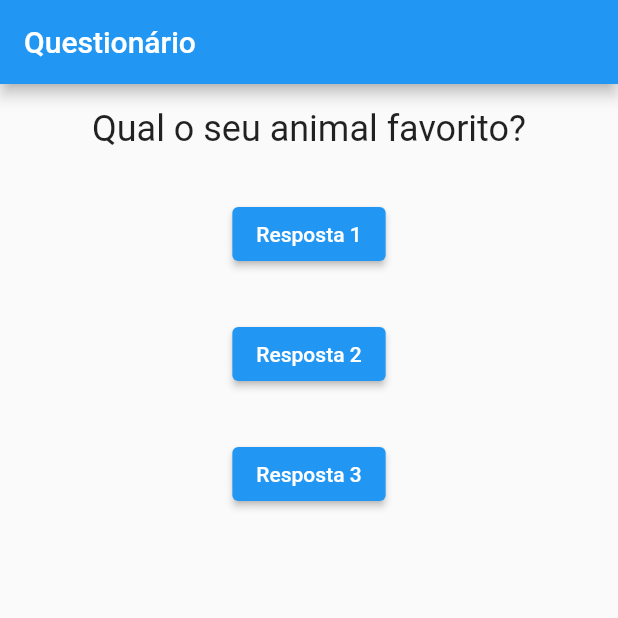
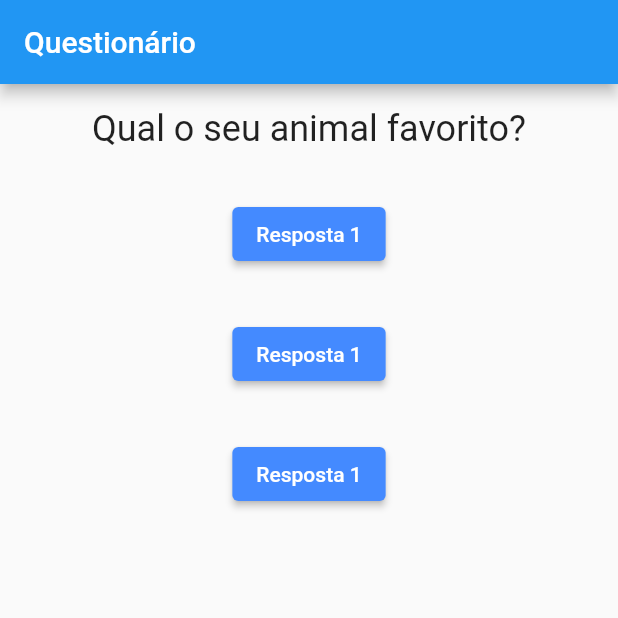
Before and after one commit to silveiraluisf/projeto_flutter_treino_4, a Flutter app: the screen it shows after launch, after a tap on "Resposta 1", on a phone screen of 412 x 824 dp, the top half of it. Run offline on Flutter 3.47's test engine with Material 2 defaults, Android fonts, the phone set to English and light mode, and no system bars.

Commit message:
criado wdget de answer separado

```diff
--- /dev/null
+++ b/lib/answer.dart
@@ -0,0 +1,17 @@
+import 'package:flutter/material.dart';
+
+class Answer extends StatelessWidget {
+  final Function selectHandler;
+  Answer(this.selectHandler);
+
+  @override
+  Widget build(BuildContext context) {
+    return ElevatedButton(
+      style: ButtonStyle(
+        backgroundColor: MaterialStateProperty.all(Colors.blueAccent),
+      ),
+      onPressed: selectHandler,
+      child: Text('Resposta 1'),
+    );
+  }
+}
--- a/lib/main.dart
+++ b/lib/main.dart
@@ -1,4 +1,5 @@
 import 'package:flutter/material.dart';
+import 'package:projeto_flutter_treino_4/answer.dart';
 import 'package:projeto_flutter_treino_4/question.dart';
 
 void main() => runApp(MyApp());
@@ -11,7 +12,7 @@ class MyApp extends StatefulWidget {
 class _MyAppState extends State<MyApp> {
   var _questionIndex = 0;
 
-  void answerQuestion() {
+  void _answerQuestion() {
     setState(() {
       _questionIndex = _questionIndex + 1;
     });
@@ -20,7 +21,20 @@ class _MyAppState extends State<MyApp> {
 
   @override
   Widget build(BuildContext context) {
-    var questions = ['Qual a sua cor favorita?', 'Qual o seu animal favorito?'];
+    var questions = [
+      {
+        'questionText': 'Qual a sua cor favorita?',
+        'answers': ['Azul', 'Vermelho', 'Verde', 'Amarelo'],
+      },
+      {
+        'questionText': 'Qual o seu animal favorito?',
+        'answers': ['Azul', 'Vermelho', 'Verde', 'Amarelo'],
+      },
+      {
+        'questionText': 'Qual o seu carro favorito?',
+        'answers': ['Uno', 'Gol', 'Ipanema', 'Escort'],
+      }
+    ];
     return MaterialApp(
       home: Scaffold(
         appBar: AppBar(
@@ -34,36 +48,17 @@ class _MyAppState extends State<MyApp> {
             children: [
               Padding(
                 padding: const EdgeInsets.all(16.0),
-                child: Question(questions[_questionIndex]),
+                child: Question(questions[_questionIndex]['questionText']),
               ),
               Padding(
-                padding: const EdgeInsets.all(16.0),
-                child: ElevatedButton(
-                  onPressed: () {
-                    answerQuestion();
-                    print('Resposta 1 escolhida!');
-                  },
-                  child: Text('Resposta 1'),
-                ),
-              ),
+                  padding: const EdgeInsets.all(16.0),
+                  child: Answer(_answerQuestion)),
               Padding(
-                padding: const EdgeInsets.all(16.0),
-                child: ElevatedButton(
-                  onPressed: () {
-                    print('Resposta 2 escolhida!');
-                  },
-                  child: Text('Resposta 2'),
-                ),
-              ),
+                  padding: const EdgeInsets.all(16.0),
+                  child: Answer(_answerQuestion)),
               Padding(
-                padding: const EdgeInsets.all(16.0),
-                child: ElevatedButton(
-                  onPressed: () {
-                    print('Resposta 3 escolhida!');
-                  },
-                  child: Text('Resposta 3'),
-                ),
-              ),
+                  padding: const EdgeInsets.all(16.0),
+                  child: Answer(_answerQuestion)),
             ],
           ),
         ),
```
